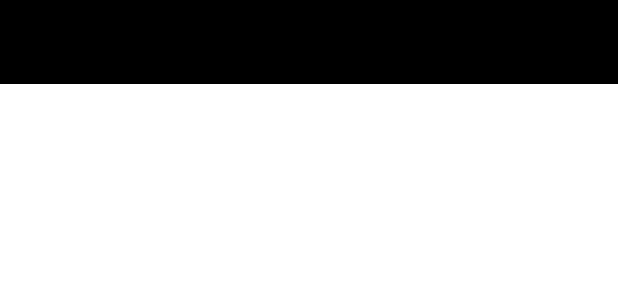
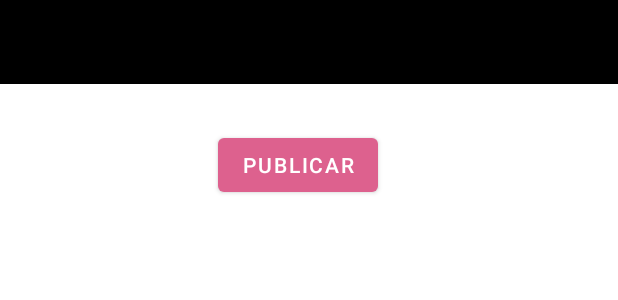
Before and after one commit to andreitaglz1/Blooming-App, an Android app: the layout activity_main.xml on its own in the app's theme, with its tools: preview values and no code run, on a phone screen of 412 x 824 dp. Shown: the top 300 px of the screen. Run offline under Robolectric (Android 15) with nearby library versions, the phone set to English and light mode, and no system bars.

Commit message:
Fixes: Button ActivityMain

```diff
--- a/app/src/main/java/ni/edu/uca/blooming/MainActivity.kt
+++ b/app/src/main/java/ni/edu/uca/blooming/MainActivity.kt
@@ -29,9 +29,10 @@ class MainActivity : AppCompatActivity() {
                 R.id.navHelp -> startActivity(Intent(this@MainActivity,HelpActivity::class.java))
                 R.id.navPrivacy -> startActivity(Intent(this@MainActivity, PrivacyActivity::class.java))
                 R.id.navTerminos ->startActivity(Intent(this@MainActivity, TerminosyCondiciones::class.java))
-
             }
             true
         }
+
+
     }
 }
--- a/app/src/main/res/layout/activity_main.xml
+++ b/app/src/main/res/layout/activity_main.xml
@@ -9,13 +9,33 @@
     tools:openDrawer="start"
     tools:context=".MainActivity">
 
+<LinearLayout
+    android:id="@+id/linearLayoutPost"
+    android:layout_width="wrap_content"
+    android:layout_height="wrap_content"
+    android:orientation="vertical">
+
+
     <androidx.recyclerview.widget.RecyclerView
         android:id="@+id/blooms"
         android:layout_width="match_parent"
-        android:layout_height="match_parent"
+        android:layout_height="wrap_content"
         android:scrollbarThumbVertical="@drawable/scroll_bar_icon"
-        android:scrollbars="vertical"
+        android:scrollbars="vertical" />
+
+    <Button
+        android:id="@+id/btnPost"
+        android:layout_width="wrap_content"
+        android:layout_height="wrap_content"
+        android:layout_marginTop="30dp"
+        android:layout_marginStart="145dp"
+        android:text="Publicar"
     />
+
+</LinearLayout>
+
+
+
     <com.google.android.material.navigation.NavigationView
        android:id="@+id/navView"
         android:layout_width="wrap_content"
--- a/build.gradle
+++ b/build.gradle
@@ -12,6 +12,7 @@ buildscript {
         classpath("androidx.navigation:navigation-safe-args-gradle-plugin:$nav_version")
         classpath 'com.google.gms:google-services:4.3.14'
 
+
     }
 }
 
```
Also changed, not shown: app/build.gradle (+16 -4 lines), app/src/main/java/ni/edu/uca/blooming/CreateAccountActivity.kt (+0 -17 lines).
